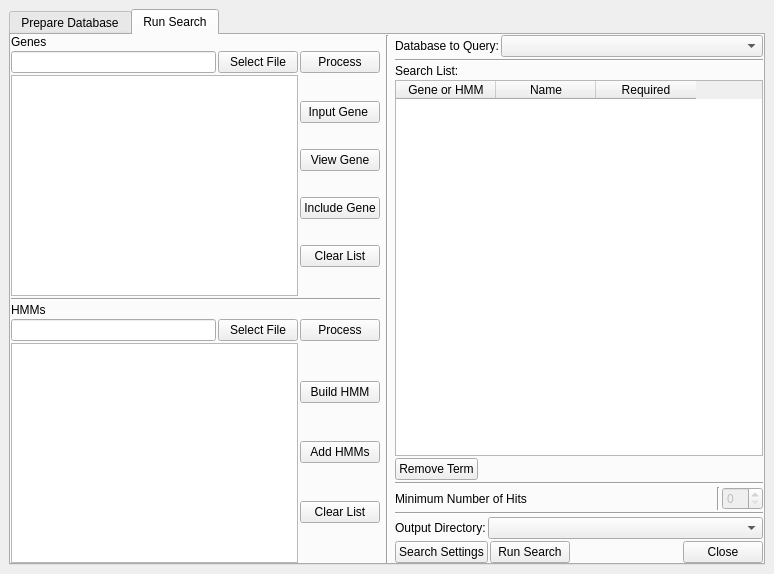
Above: guiGenbank.ui from emzodls/clusterArch before the change. Below: the same form after it.
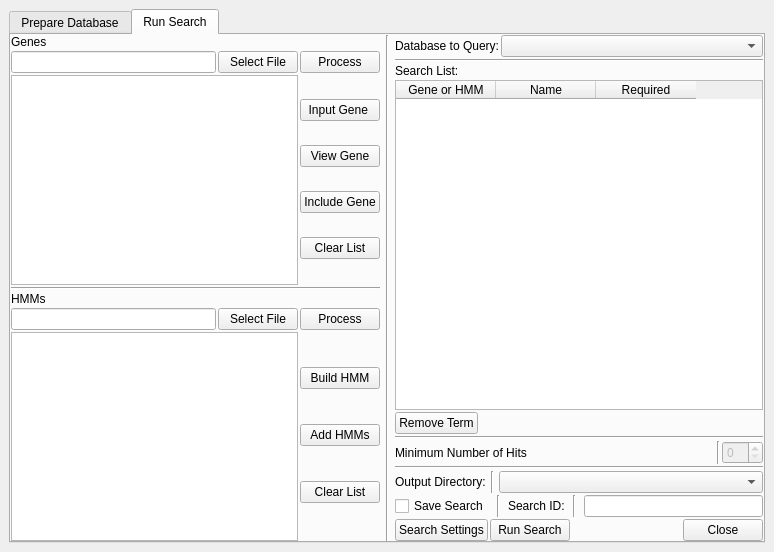
That is the form after the change. The open tabs and pages were chosen to show the change.

Commit message: fixed some bugs and optimized the code to not recompute things from previous search, still need to implement saving and loading searches.

Patch:
```diff
--- a/guiGenbank.ui
+++ b/guiGenbank.ui
@@ -7,7 +7,7 @@
     <x>0</x>
     <y>0</y>
     <width>774</width>
-    <height>574</height>
+    <height>552</height>
    </rect>
   </property>
   <property name="sizePolicy">
@@ -1984,6 +1984,9 @@
           </item>
           <item>
            <layout class="QHBoxLayout" name="horizontalLayout_9">
+            <property name="spacing">
+             <number>5</number>
+            </property>
             <item>
              <widget class="QLabel" name="databaseLabel_2">
               <property name="text">
@@ -1991,6 +1994,13 @@
               </property>
              </widget>
             </item>
+            <item>
+             <widget class="Line" name="line_18">
+              <property name="orientation">
+               <enum>Qt::Vertical</enum>
+              </property>
+             </widget>
+            </item>
             <item>
              <widget class="QComboBox" name="outputDirectorySelector">
               <property name="sizePolicy">
@@ -2017,6 +2027,48 @@
             </item>
            </layout>
           </item>
+          <item>
+           <layout class="QHBoxLayout" name="horizontalLayout_33">
+            <property name="spacing">
+             <number>8</number>
+            </property>
+            <item>
+             <widget class="QCheckBox" name="saveSearchChk">
+              <property name="text">
+               <string>Save Search</string>
+              </property>
+             </widget>
+            </item>
+            <item>
+             <widget class="Line" name="line_20">
+              <property name="orientation">
+               <enum>Qt::Vertical</enum>
+              </property>
+             </widget>
+            </item>
+            <item>
+             <widget class="QLabel" name="label_31">
+              <property name="text">
+               <string>Search ID:</string>
+              </property>
+             </widget>
+            </item>
+            <item>
+             <widget class="Line" name="line_19">
+              <property name="orientation">
+               <enum>Qt::Vertical</enum>
+              </property>
+             </widget>
+            </item>
+            <item>
+             <widget class="QLineEdit" name="searchNameInput">
+              <property name="enabled">
+               <bool>true</bool>
+              </property>
+             </widget>
+            </item>
+           </layout>
+          </item>
           <item>
            <layout class="QHBoxLayout" name="horizontalLayout_5">
             <item>
```
Left out of the diff: 16 changed lines with no effect on the pictures. The commit also changes 3 other files.
